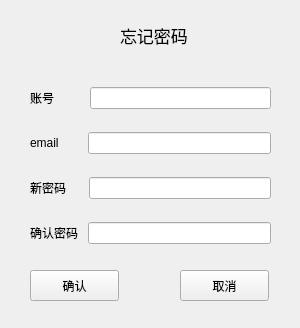
This is forget_widget.ui in XiAoY0/BookStoreMangement as Qt 5 draws it before an edit. The edited form follows.
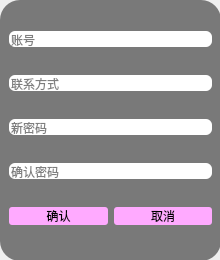
This is the edited form. Icons and pictures are not drawn.

Diff of the .ui file:
```diff
--- a/forget_widget.ui
+++ b/forget_widget.ui
@@ -6,8 +6,8 @@
    <rect>
     <x>0</x>
     <y>0</y>
-    <width>300</width>
-    <height>328</height>
+    <width>220</width>
+    <height>260</height>
    </rect>
   </property>
   <property name="windowTitle">
@@ -39,113 +39,96 @@
 	border-image:url(:/pic/pic/button_login_down.png)0 0 0 0 strecth strecth
 }</string>
   </property>
-  <widget class="QPushButton" name="confirm_pushButton">
+  <widget class="QFrame" name="frame">
    <property name="geometry">
     <rect>
-     <x>30</x>
-     <y>270</y>
-     <width>89</width>
-     <height>31</height>
+     <x>0</x>
+     <y>0</y>
+     <width>221</width>
+     <height>261</height>
     </rect>
    </property>
-   <property name="text">
-    <string>确认</string>
-   </property>
-  </widget>
-  <widget class="QPushButton" name="cancel_pushButton">
-   <property name="geometry">
-    <rect>
-     <x>180</x>
-     <y>270</y>
-     <width>89</width>
-     <height>31</height>
-    </rect>
-   </property>
-   <property name="text">
-    <string>取消</string>
-   </property>
-  </widget>
-  <widget class="QLabel" name="label_5">
-   <property name="geometry">
-    <rect>
-     <x>120</x>
-     <y>20</y>
-     <width>71</width>
-     <height>31</height>
-    </rect>
-   </property>
-   <property name="font">
-    <font>
-     <pointsize>13</pointsize>
-    </font>
-   </property>
-   <property name="text">
-    <string>忘记密码</string>
-   </property>
-  </widget>
-  <widget class="QWidget" name="layoutWidget">
-   <property name="geometry">
-    <rect>
-     <x>30</x>
-     <y>70</y>
-     <width>241</width>
-     <height>191</height>
-    </rect>
+   <property name="styleSheet">
+    <string notr="true">QFrame{
+background-color: rgb(121, 121, 121);
+border-radius:20px  ;
+}
+QLineEdit{
+border-radius:6px  ;
+}
+QPushButton{
+background-color: rgb(242, 255, 210);
+background-color: rgb(255, 170, 255);
+font: 290 9pt &quot;Microsoft YaHei UI&quot;;	
+border-radius:3px  ;
+}</string>
    </property>
    <layout class="QVBoxLayout" name="verticalLayout">
     <item>
      <layout class="QHBoxLayout" name="horizontalLayout">
       <item>
-       <widget class="QLabel" name="label">
-        <property name="text">
-         <string>账号         </string>
+       <widget class="QLineEdit" name="acc_lineEdit">
+        <property name="placeholderText">
+         <string>账号</string>
         </property>
        </widget>
       </item>
-      <item>
-       <widget class="QLineEdit" name="acc_lineEdit"/>
-      </item>
      </layout>
     </item>
     <item>
      <layout class="QHBoxLayout" name="horizontalLayout_2">
       <item>
-       <widget class="QLabel" name="label_2">
-        <property name="text">
-         <string>email       </string>
+       <widget class="QLineEdit" name="email_lineEdit">
+        <property name="placeholderText">
+         <string>联系方式</string>
         </property>
        </widget>
       </item>
-      <item>
-       <widget class="QLineEdit" name="email_lineEdit"/>
-      </item>
      </layout>
     </item>
     <item>
      <layout class="QHBoxLayout" name="horizontalLayout_3">
       <item>
-       <widget class="QLabel" name="label_3">
-        <property name="text">
-         <string>新密码     </string>
+       <widget class="QLineEdit" name="pass_lineEdit">
+        <property name="echoMode">
+         <enum>QLineEdit::Password</enum>
+        </property>
+        <property name="placeholderText">
+         <string>新密码</string>
         </property>
        </widget>
       </item>
-      <item>
-       <widget class="QLineEdit" name="pass_lineEdit"/>
-      </item>
      </layout>
     </item>
     <item>
      <layout class="QHBoxLayout" name="horizontalLayout_4">
       <item>
-       <widget class="QLabel" name="label_4">
+       <widget class="QLineEdit" name="pass2_lineEdit">
+        <property name="echoMode">
+         <enum>QLineEdit::Password</enum>
+        </property>
+        <property name="placeholderText">
+         <string>确认密码</string>
+        </property>
+       </widget>
+      </item>
+     </layout>
+    </item>
+    <item>
+     <layout class="QHBoxLayout" name="horizontalLayout_5">
+      <item>
+       <widget class="QPushButton" name="confirm_pushButton">
         <property name="text">
-         <string>确认密码 </string>
+         <string>确认</string>
         </property>
        </widget>
       </item>
       <item>
-       <widget class="QLineEdit" name="pass2_lineEdit"/>
+       <widget class="QPushButton" name="cancel_pushButton">
+        <property name="text">
+         <string>取消</string>
+        </property>
+       </widget>
       </item>
      </layout>
     </item>
```
Left out of the diff: 19 changed lines with no effect on the pictures.
